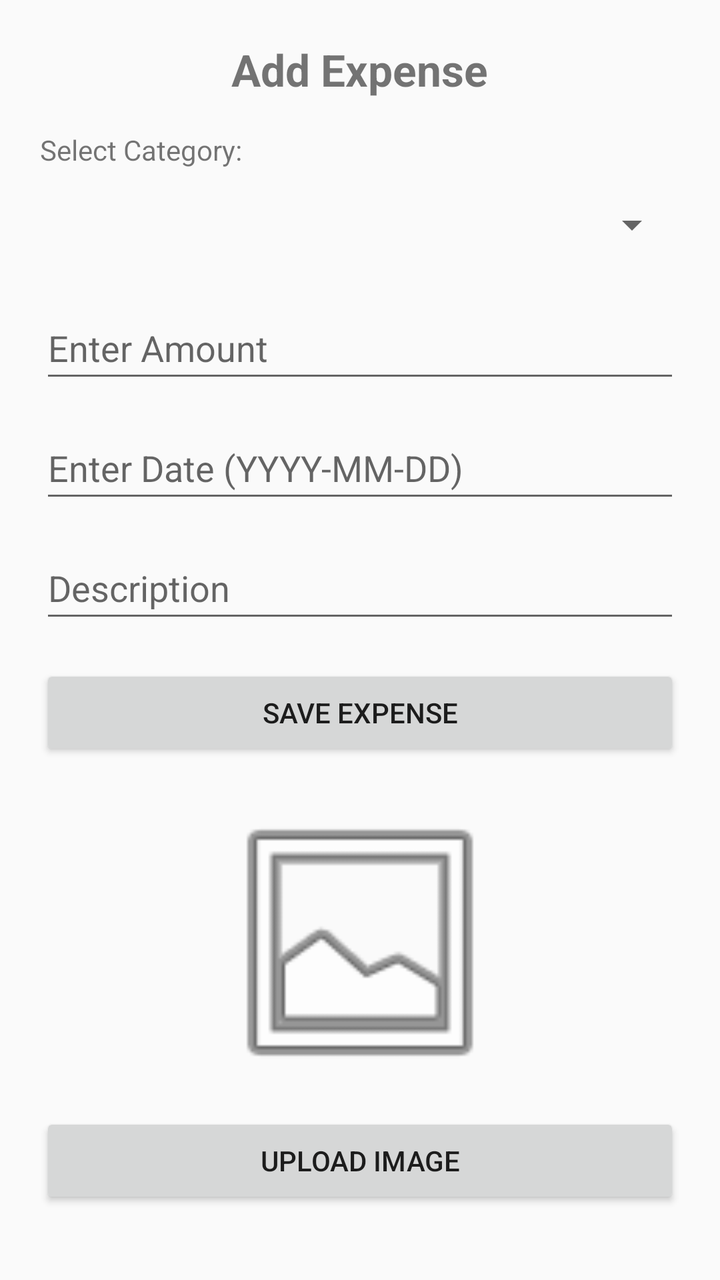
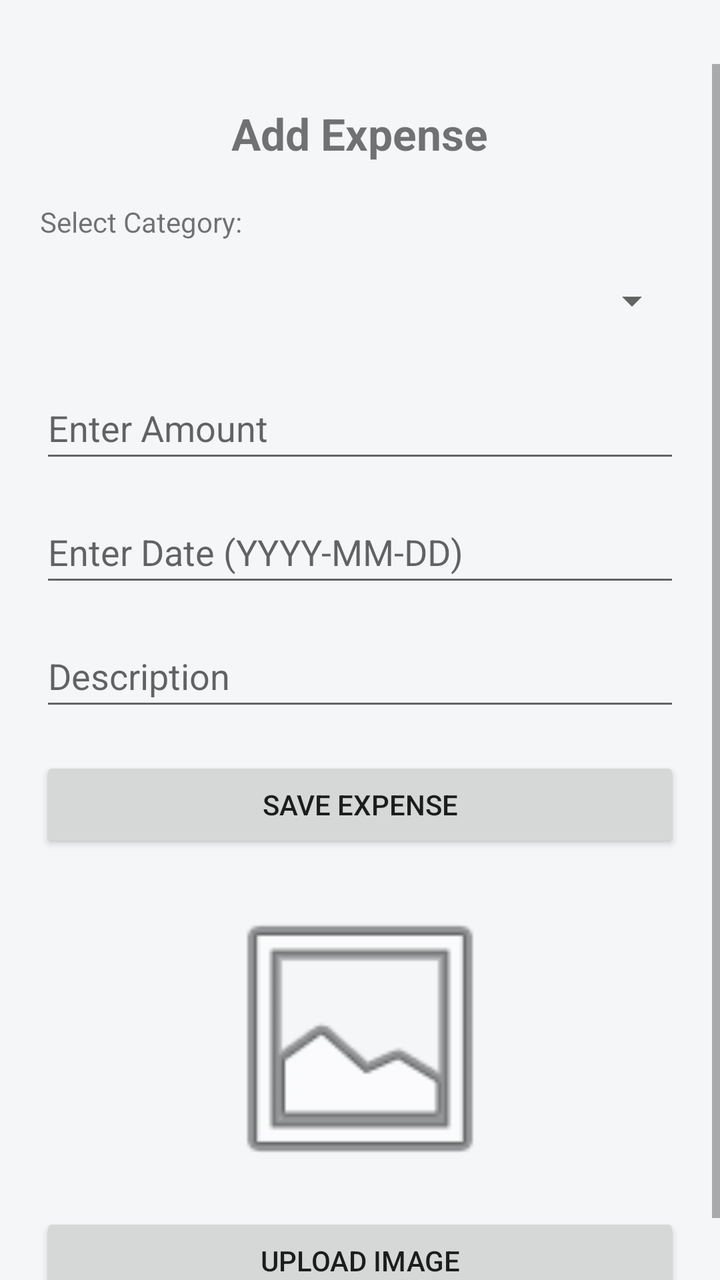

Before-and-after screenshots of an Android layout around one commit, followed by the original layout XML and the change that was made.
<!-- AndroidManifest.xml: application theme Theme.BudgetTrackerApp -->
<!-- res/layout/activity_add_expense.xml -->
<ScrollView
    xmlns:android="http://schemas.android.com/apk/res/android"
    android:layout_width="match_parent"
    android:layout_height="match_parent">

    <LinearLayout
        android:orientation="vertical"
        android:padding="20dp"
        android:gravity="center_horizontal"
        android:layout_width="match_parent"
        android:layout_height="wrap_content">

        
        <TextView
            android:text="@string/add_expense"
            android:textSize="22sp"
            android:textStyle="bold"
            android:layout_marginBottom="16dp"
            android:layout_width="wrap_content"
            android:layout_height="wrap_content"/>

        
        <TextView
            android:text="Select Category:"
            android:layout_width="match_parent"
            android:layout_height="wrap_content"
            android:layout_marginBottom="4dp"/>

        <Spinner
            android:id="@+id/categorySpinner"
            android:layout_width="match_parent"
            android:layout_height="48dp"
            android:layout_marginBottom="12dp"/>

        
        <EditText
            android:id="@+id/amountInput"
            android:hint="@string/enter_amount"
            android:inputType="numberDecimal"
            android:minHeight="48dp"
            android:layout_width="match_parent"
            android:layout_height="wrap_content"
            android:layout_marginBottom="12dp"/>

        
        <EditText
            android:id="@+id/dateInput"
            android:hint="@string/enter_date"
            android:inputType="date"
            android:minHeight="48dp"
            android:layout_width="match_parent"
            android:layout_height="wrap_content"
            android:layout_marginBottom="12dp"/>

        
        <EditText
            android:id="@+id/descriptionInput"
            android:hint="@string/description"
            android:inputType="text"
            android:minHeight="48dp"
            android:layout_width="match_parent"
            android:layout_height="wrap_content"
            android:layout_marginBottom="16dp"/>

        
        <Button
            android:id="@+id/saveExpenseBtn"
            android:text="@string/save_expense"
            android:layout_width="match_parent"
            android:layout_height="wrap_content"
            android:layout_marginBottom="16dp"/>

        
        <ImageView
            android:id="@+id/expenseImageView"
            android:layout_width="150dp"
            android:layout_height="150dp"
            android:layout_marginBottom="10dp"
            android:contentDescription="@string/expense_image"
            android:src="@android:drawable/ic_menu_gallery" />

        
        <Button
            android:id="@+id/uploadImageBtn"
            android:text="@string/upload_image"
            android:layout_width="match_parent"
            android:layout_height="wrap_content"/>

    </LinearLayout>
</ScrollView>
<!-- resources referenced by this layout -->
<resources>
  <string name="add_expense">Add Expense</string>
  <string name="description">Description</string>
  <string name="enter_amount">Enter Amount</string>
  <string name="enter_date">Enter Date (YYYY-MM-DD)</string>
  <string name="expense_image">Expense image preview</string>
  <string name="save_expense">Save Expense</string>
  <string name="upload_image">Upload Image</string>
  <style name="Theme.BudgetTrackerApp" parent="Theme.AppCompat.Light.DarkActionBar" />
</resources>

<!-- the commit's change to res/layout/activity_add_expense.xml (unified diff, before → after) -->
@@ -1,7 +1,9 @@
 <ScrollView
     xmlns:android="http://schemas.android.com/apk/res/android"
     android:layout_width="match_parent"
-    android:layout_height="match_parent">
+    android:layout_height="match_parent"
+    android:paddingTop="32dp"
+    android:background="#F4F6F8">
 
     <LinearLayout
         android:orientation="vertical"
@@ -15,7 +17,7 @@
             android:text="@string/add_expense"
             android:textSize="22sp"
             android:textStyle="bold"
-            android:layout_marginBottom="16dp"
+            android:layout_marginBottom="20dp"
             android:layout_width="wrap_content"
             android:layout_height="wrap_content"/>
 
@@ -24,13 +26,13 @@
             android:text="Select Category:"
             android:layout_width="match_parent"
             android:layout_height="wrap_content"
-            android:layout_marginBottom="4dp"/>
+            android:layout_marginBottom="6dp"/>
 
         <Spinner
             android:id="@+id/categorySpinner"
             android:layout_width="match_parent"
             android:layout_height="48dp"
-            android:layout_marginBottom="12dp"/>
+            android:layout_marginBottom="14dp"/>
 
         
         <EditText
@@ -40,7 +42,7 @@
             android:minHeight="48dp"
             android:layout_width="match_parent"
             android:layout_height="wrap_content"
-            android:layout_marginBottom="12dp"/>
+            android:layout_marginBottom="14dp"/>
 
         
         <EditText
@@ -50,7 +52,7 @@
             android:minHeight="48dp"
             android:layout_width="match_parent"
             android:layout_height="wrap_content"
-            android:layout_marginBottom="12dp"/>
+            android:layout_marginBottom="14dp"/>
 
         
         <EditText
@@ -60,7 +62,7 @@
             android:minHeight="48dp"
             android:layout_width="match_parent"
             android:layout_height="wrap_content"
-            android:layout_marginBottom="16dp"/>
+            android:layout_marginBottom="18dp"/>
 
         
         <Button
@@ -68,23 +70,23 @@
             android:text="@string/save_expense"
             android:layout_width="match_parent"
             android:layout_height="wrap_content"
-            android:layout_marginBottom="16dp"/>
+            android:layout_marginBottom="18dp"/>
 
         
         <ImageView
             android:id="@+id/expenseImageView"
             android:layout_width="150dp"
             android:layout_height="150dp"
-            android:layout_marginBottom="10dp"
+            android:layout_marginBottom="12dp"
             android:contentDescription="@string/expense_image"
             android:src="@android:drawable/ic_menu_gallery" />
 
         
         <Button
             android:id="@+id/uploadImageBtn"
-            android:text="@string/upload_image"
             android:layout_width="match_parent"
-            android:layout_height="wrap_content"/>
+            android:layout_height="wrap_content"
+            android:text="@string/upload_image" />
 
     </LinearLayout>
 </ScrollView>
